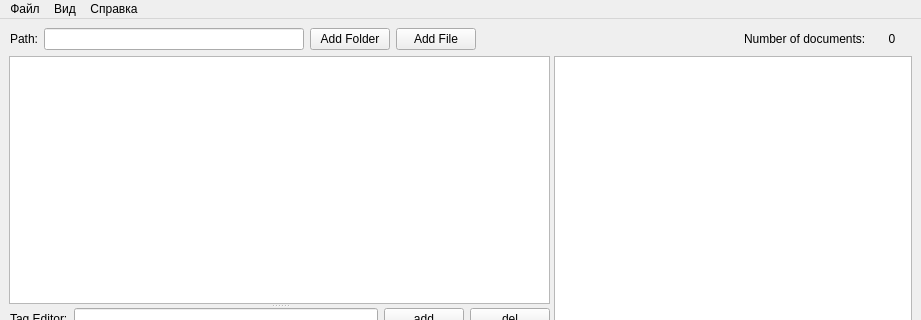
First picture: the form in bin/views/uimain.ui, repository mikhaelsk/librarian, before the edit; both pictures show x 0 to 921 and y 0 to 320 of the 921 by 715 pixel window.
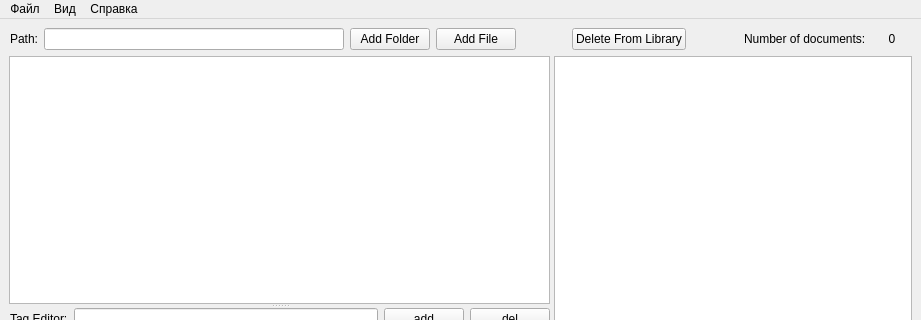
Second picture: the form after the edit.

The edit to the form file:
```diff
--- a/bin/views/uimain.ui
+++ b/bin/views/uimain.ui
@@ -52,7 +52,20 @@
        </widget>
       </item>
       <item>
-       <widget class="QLineEdit" name="inputPathLine"/>
+       <widget class="QLineEdit" name="inputPathLine">
+        <property name="sizePolicy">
+         <sizepolicy hsizetype="MinimumExpanding" vsizetype="Fixed">
+          <horstretch>0</horstretch>
+          <verstretch>0</verstretch>
+         </sizepolicy>
+        </property>
+        <property name="minimumSize">
+         <size>
+          <width>300</width>
+          <height>0</height>
+         </size>
+        </property>
+       </widget>
       </item>
       <item>
        <widget class="QPushButton" name="addFolderButton">
@@ -68,6 +81,26 @@
         </property>
        </widget>
       </item>
+      <item>
+       <spacer name="horizontalSpacer_3">
+        <property name="orientation">
+         <enum>Qt::Horizontal</enum>
+        </property>
+        <property name="sizeHint" stdset="0">
+         <size>
+          <width>40</width>
+          <height>20</height>
+         </size>
+        </property>
+       </spacer>
+      </item>
+      <item>
+       <widget class="QPushButton" name="delFileFromLibButton">
+        <property name="text">
+         <string>Delete From Library</string>
+        </property>
+       </widget>
+      </item>
       <item>
        <spacer name="horizontalSpacer">
         <property name="orientation">
```
